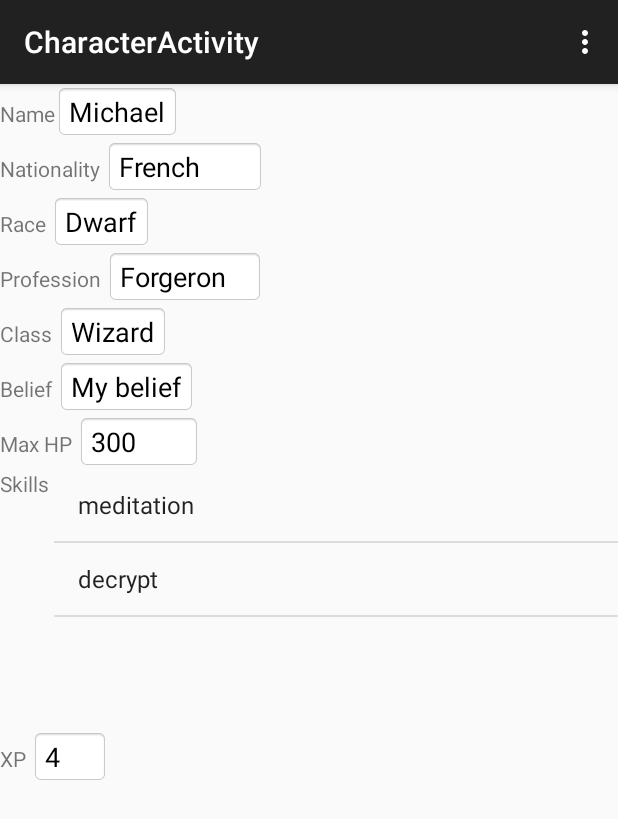
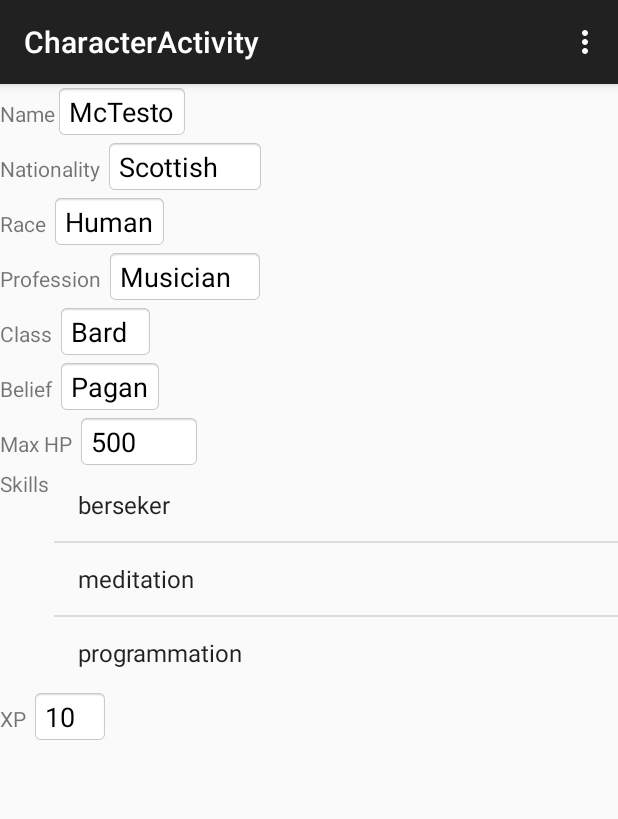
Before and after one commit to VincentHamel/mcoo-gn, an Android app: the screen it shows after launch (CharacterActivity), after a tap on "LOGIN", on a phone screen of 412 x 824 dp. Shown: the top 819 px of the screen. Run offline under Robolectric (Android 15) with nearby library versions, the phone set to English and light mode, and no system bars; our stand-ins replace Volley; 1 statement that could not run was skipped.

Commit message:
Mapping the view with Fake Character

```diff
--- a/frontend/MCOO_gn_frontend/app/src/main/java/mcoo/mcoo_gn_frontend/CharacterActivity.java
+++ b/frontend/MCOO_gn_frontend/app/src/main/java/mcoo/mcoo_gn_frontend/CharacterActivity.java
@@ -10,6 +10,8 @@ import android.widget.EditText;
 import android.widget.ListView;
 import android.widget.TextView;
 
+import java.util.List;
+
 
 public class CharacterActivity extends ActionBarActivity {
 
@@ -17,6 +19,8 @@ public class CharacterActivity extends ActionBarActivity {
     protected void onCreate(Bundle savedInstanceState) {
         super.onCreate(savedInstanceState);
         setContentView(R.layout.activity_character);
+
+        CharacterSheet character = CharacterRepositoryFactory.getCharacterRepository().findById(1);
 
         EditText textViewCharacterName = (EditText) findViewById(R.id.character_name);
         EditText textViewCharacterNationality = (EditText) findViewById(R.id.character_nationality);
@@ -28,18 +32,18 @@ public class CharacterActivity extends ActionBarActivity {
         ListView listViewSkills = (ListView) findViewById(R.id.character_skills);
         EditText textViewCharacterXP = (EditText) findViewById(R.id.character_xp);
 
-        String[] skills = {"meditation","decrypt"};
+        List<String> skills = character.getSkills();
         ArrayAdapter<String> adapter = new ArrayAdapter<String>(listViewSkills.getContext(), android.R.layout.simple_list_item_1, skills);
         listViewSkills.setAdapter(adapter);
 
-        textViewCharacterName.setText("Michael");
-        textViewCharacterNationality.setText("French");
-        textViewCharacterRace.setText("Dwarf");
-        textViewCharacterProfession.setText("Forgeron");
-        textViewCharacterClass.setText("Wizard");
-        textViewCharacterBelief.setText("My belief");
-        textViewCharacterMaxHP.setText("300");
-        textViewCharacterXP.setText("4");
+        textViewCharacterName.setText(character.getName());
+        textViewCharacterNationality.setText(character.getNationality());
+        textViewCharacterRace.setText(character.getRace());
+        textViewCharacterProfession.setText(character.getProfession());
+        textViewCharacterClass.setText(character.getCharacterClass());
+        textViewCharacterBelief.setText(character.getBelief());
+        textViewCharacterMaxHP.setText(String.valueOf(character.getMaxHp()));
+        textViewCharacterXP.setText(String.valueOf(character.getXp()));
     }
 
     @Override
--- a/frontend/MCOO_gn_frontend/app/src/main/java/mcoo/mcoo_gn_frontend/CharacterRepository.java
+++ b/frontend/MCOO_gn_frontend/app/src/main/java/mcoo/mcoo_gn_frontend/CharacterRepository.java
@@ -1,5 +1,7 @@
 package mcoo.mcoo_gn_frontend;
 
-public interface CharacterRepository {
-    CharacterSheet findById(int id);
+import android.os.Parcelable;
+
+public interface CharacterRepository{
+   abstract CharacterSheet findById(int id);
 }
--- /dev/null
+++ b/frontend/MCOO_gn_frontend/app/src/main/java/mcoo/mcoo_gn_frontend/CharacterRepositoryFactory.java
@@ -0,0 +1,7 @@
+package mcoo.mcoo_gn_frontend;
+
+public class CharacterRepositoryFactory {
+    static public CharacterRepository getCharacterRepository(){
+        return new FakeCharacterRepository();
+    }
+}
--- a/frontend/MCOO_gn_frontend/app/src/main/java/mcoo/mcoo_gn_frontend/CharacterSheet.java
+++ b/frontend/MCOO_gn_frontend/app/src/main/java/mcoo/mcoo_gn_frontend/CharacterSheet.java
@@ -79,6 +79,14 @@ public class CharacterSheet {
         this.belief = belief;
     }
 
+    public String getRace() {
+        return race;
+    }
+
+    public void setRace(String race) {
+        this.race = race;
+    }
+
     public int getMaxHp() {
         return maxHp;
     }
--- a/frontend/MCOO_gn_frontend/app/src/main/java/mcoo/mcoo_gn_frontend/FakeCharacterRepository.java
+++ b/frontend/MCOO_gn_frontend/app/src/main/java/mcoo/mcoo_gn_frontend/FakeCharacterRepository.java
@@ -11,7 +11,7 @@ public class FakeCharacterRepository implements CharacterRepository {
     @Override
     public CharacterSheet findById(int id) {
         CharacterSheet fakeSheet = new CharacterSheet(id, "McTesto", "Scottish", "Human", "Musician",
-                "Bard", "Pagan", 500, new ArrayList<String>(Arrays.asList("berseker")), 10);
+                "Bard", "Pagan", 500, new ArrayList<String>(Arrays.asList("berseker","meditation","programmation")), 10);
         return fakeSheet;
     }
 }
--- a/frontend/MCOO_gn_frontend/app/src/main/java/mcoo/mcoo_gn_frontend/MainActivity.java
+++ b/frontend/MCOO_gn_frontend/app/src/main/java/mcoo/mcoo_gn_frontend/MainActivity.java
@@ -26,16 +26,19 @@ public class MainActivity extends ActionBarActivity {
         super.onCreate(savedInstanceState);
         setContentView(R.layout.activity_main);
 
+        CharacterRepository characterReporitory;
+        if(! BuildConfig.USE_REAL_API){
+            characterReporitory = new FakeCharacterRepository();
+        }
+
         /*final TextView message = (TextView)findViewById(R.id.message);
 
         RequestQueue queue = Volley.newRequestQueue(this);
         String url ="http://" + BuildConfig.SERVER_ENDPOINT + "/foo";
 
-        CharacterRepository characters;
 
-        if(! BuildConfig.USE_REAL_API){
-            characters = new FakeCharacterRepository();
-        }
+
+
 
         JsonObjectRequest messageRequest = new JsonObjectRequest(Request.Method.GET, url,
                 new Response.Listener<JSONObject>() {
--- a/frontend/MCOO_gn_frontend/app/src/main/res/layout/activity_character.xml
+++ b/frontend/MCOO_gn_frontend/app/src/main/res/layout/activity_character.xml
@@ -163,7 +163,7 @@
 
     <ListView
         android:layout_width="wrap_content"
-        android:layout_height="173dp"
+        android:layout_height="wrap_content"
         android:id="@+id/character_skills"
         android:layout_below="@+id/character_max_hp"
         android:layout_toRightOf="@+id/character_labelSkills"
```
Also changed, not shown: 1 other file.
